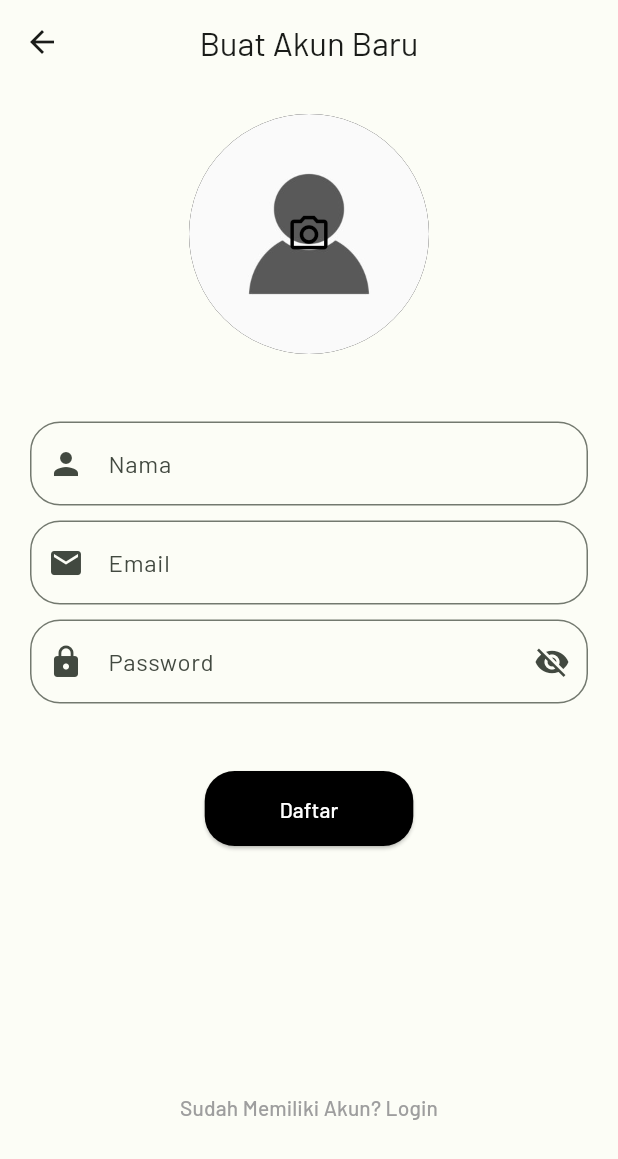
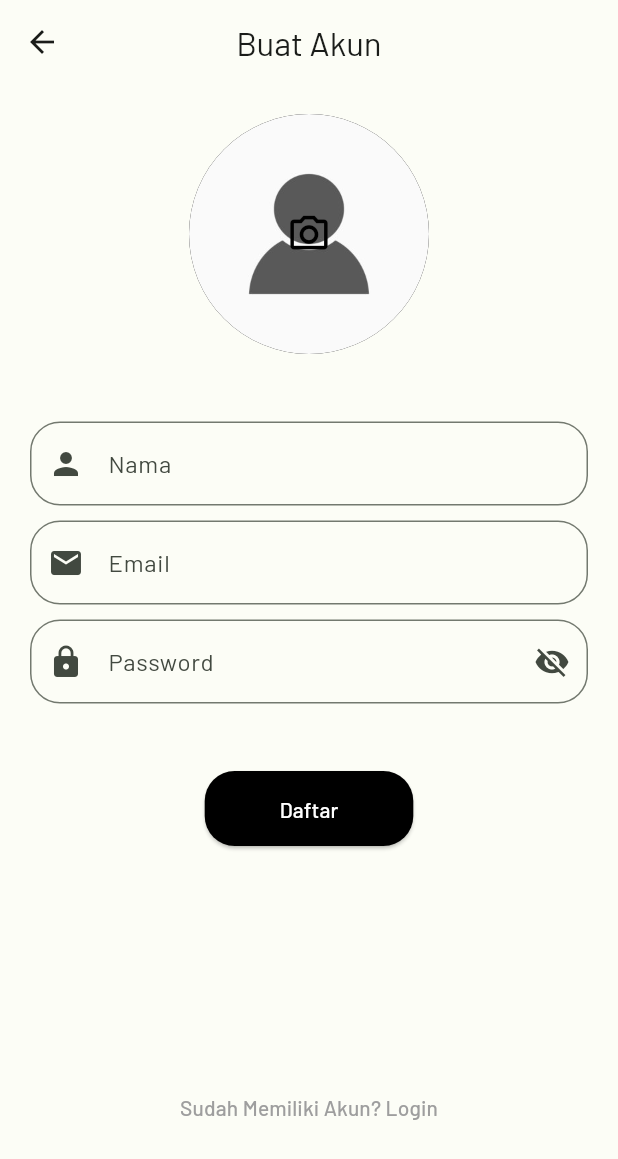
Before and after one commit to strhmdn14102004/couple_apps, a Flutter app: the screen it shows after launch, after a tap on "Belum memiliki akun? Daftar", on a phone screen of 412 x 824 dp. Shown: the top 1159 px of the screen. Run offline on Flutter 3.47's test engine with Material 3 defaults, Android fonts, the phone set to English and light mode, and no system bars; drawn by our look-alikes of loader_overlay; our stand-ins replace basic_utils, battery_plus, bloc, cloud_firestore, connectivity_plus, device_info and 19 more; accounts and stored records are empty; generated files the repository leaves out were written again; statements that could not run were skipped; project files that could hold a hidden picture were left out.

Commit message:
update
update

```diff
--- a/lib/module/auth/auth_page.dart
+++ b/lib/module/auth/auth_page.dart
@@ -50,7 +50,7 @@ class _LoginPageState extends State<LoginPage> {
                   width: 200,
                 )),
                 const Text(
-                  "Login",
+                  "Login Finding",
                   style: TextStyle(
                     fontSize: 34,
                     fontWeight: FontWeight.bold,
--- a/lib/module/auth/forgot_password.dart
+++ b/lib/module/auth/forgot_password.dart
@@ -47,7 +47,7 @@ class _ForgotPasswordPageState extends State<ForgotPasswordPage> {
   Widget build(BuildContext context) {
     return Scaffold(
       appBar: AppBar(
-        title: const Text('Forgot Password'),
+        title: const Text('Lupa Password'),
         centerTitle: true,
       ),
       body: Container(
--- a/lib/module/auth/sign_up.dart
+++ b/lib/module/auth/sign_up.dart
@@ -85,7 +85,7 @@ class _SignupPageState extends State<SignupPage> {
   Widget build(BuildContext context) {
     return Scaffold(
       appBar: AppBar(
-        title: const Text("Buat Akun Baru"),
+        title: const Text("Buat Akun"),
         centerTitle: true,
       ),
       body: BlocListener<AuthBloc, AuthState>(
```
